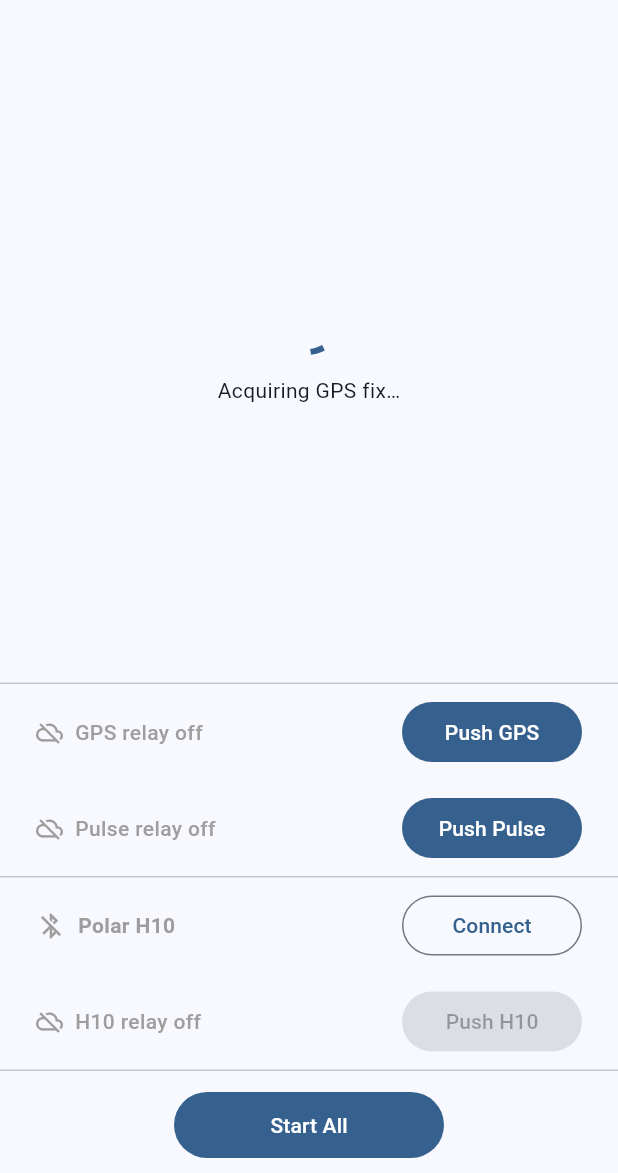
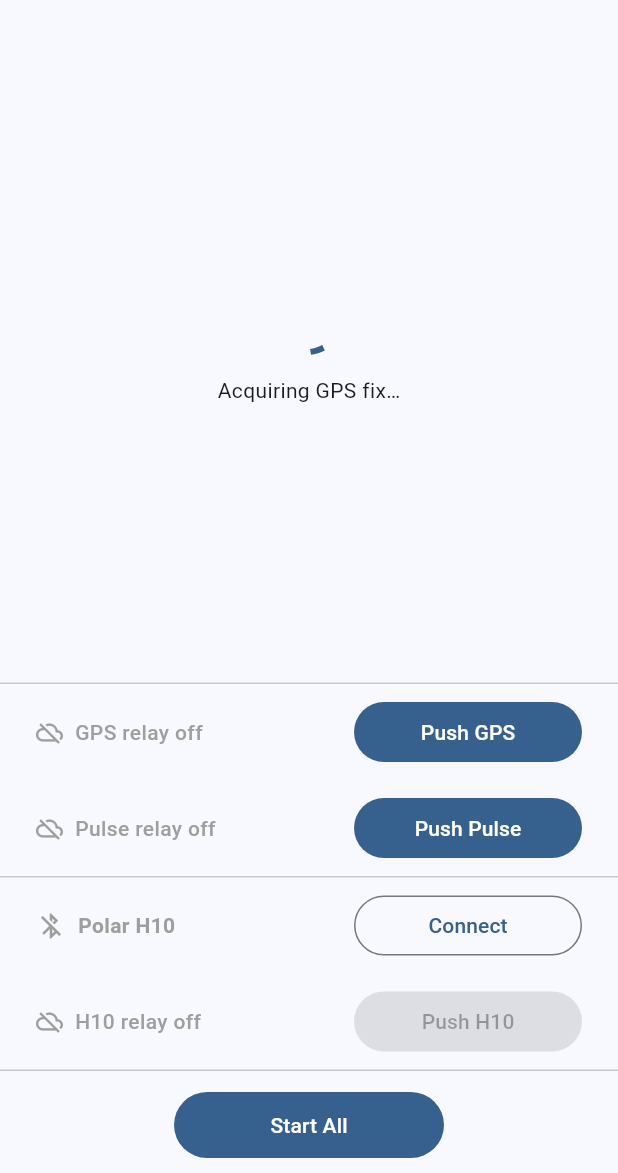
Before and after one commit to zyf0717/mobile-pulse, a Flutter app: the screen it shows after launch, on a phone screen of 412 x 824 dp, the part 63-1236 px from its top. Run offline on Flutter 3.47's test engine with Material 3 defaults, Android fonts, the phone set to English and light mode, and no system bars; our stand-ins replace flutter_blue_plus, flutter_riverpod, geolocator, permission_handler.

Commit message:
Branched from last working commit

```diff
--- a/app/lib/features/location/presentation/location_screen.dart
+++ b/app/lib/features/location/presentation/location_screen.dart
@@ -8,6 +8,8 @@ import '../../../services/relay_push_service.dart';
 import '../../../services/polar_h10_service.dart';
 import '../../hr/logic/polar_provider.dart';
 import '../../pulse/logic/pulse_provider.dart';
+
+const double _controlButtonWidth = 152;
 
 class LocationScreen extends ConsumerWidget {
   const LocationScreen({super.key});
@@ -108,7 +110,7 @@ class _BottomPanel extends ConsumerWidget {
           _ControlRow(
             leading: _H10StatusChip(polar: polar),
             trailing: SizedBox(
-              width: 120,
+              width: _controlButtonWidth,
               child: isIdle
                   ? OutlinedButton(
                       onPressed: pNotifier.connect,
@@ -123,11 +125,12 @@ class _BottomPanel extends ConsumerWidget {
                       ),
                       child: const Text('Disconnect'),
                     )
-                  : const Center(
-                      child: SizedBox(
-                        width: 20,
-                        height: 20,
-                        child: CircularProgressIndicator(strokeWidth: 2),
+                  : OutlinedButton(
+                      onPressed: null,
+                      child: const Text(
+                        'Connecting...',
+                        maxLines: 1,
+                        softWrap: false,
                       ),
                     ),
             ),
@@ -362,13 +365,13 @@ class _RelayButton extends StatelessWidget {
   @override
   Widget build(BuildContext context) {
     return SizedBox(
-      width: 120,
+      width: _controlButtonWidth,
       child: FilledButton(
         onPressed: onToggle,
         style: active
             ? FilledButton.styleFrom(backgroundColor: Colors.red)
             : null,
-        child: Text(active ? 'Stop' : pushLabel),
+        child: Text(active ? 'Stop' : pushLabel, maxLines: 1, softWrap: false),
       ),
     );
   }
```
Also changed, not shown: app/lib/features/hr/logic/polar_provider.dart (+14 -8 lines), app/lib/features/location/logic/relay_provider.dart (+5 -2 lines), app/lib/features/pulse/logic/pulse_provider.dart (+5 -2 lines), app/lib/services/relay_push_service.dart (+9 -6 lines), 3 other files.
